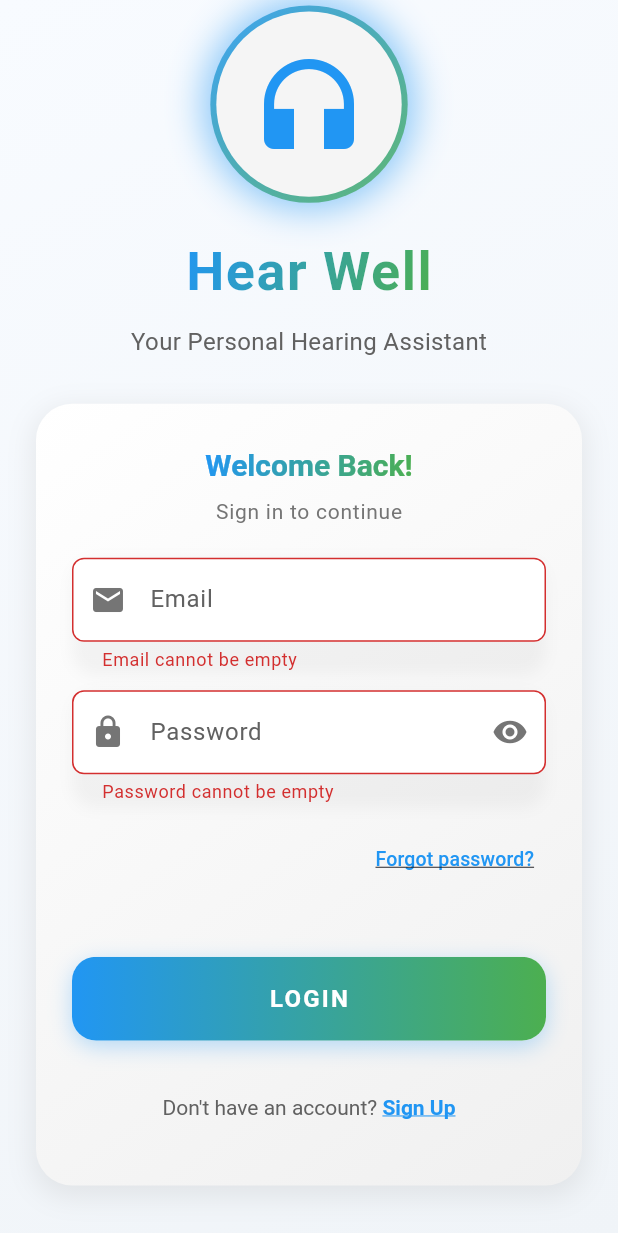
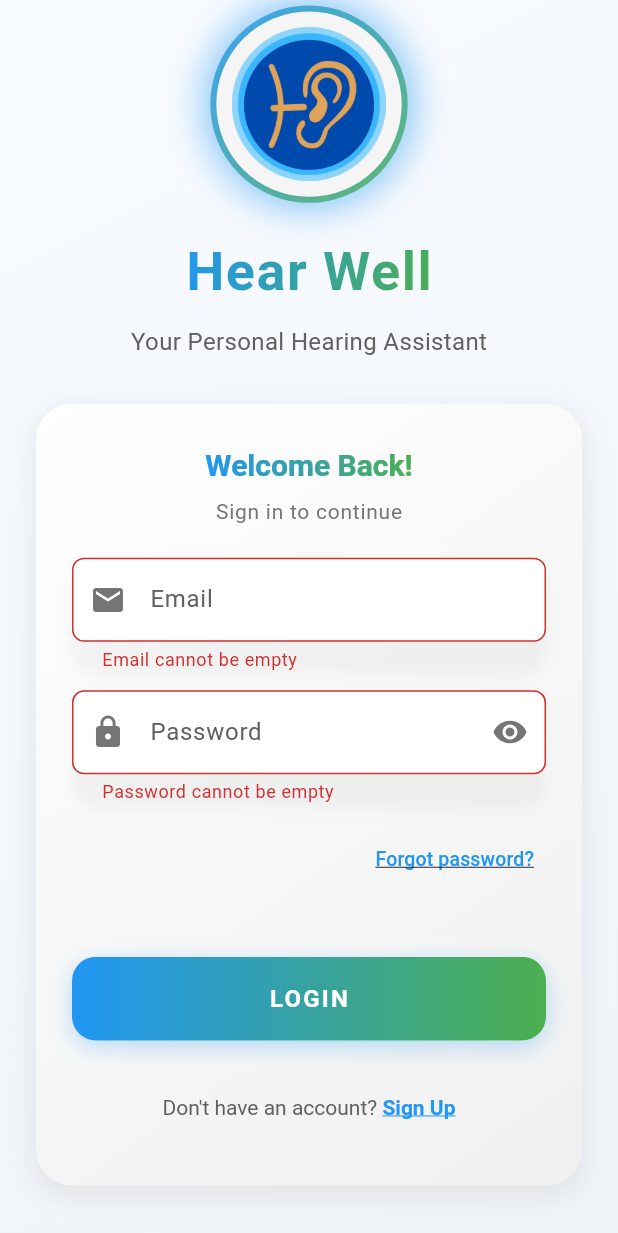
Before and after one commit to Mastermind-sap/hear-well, a Flutter app: the screen it shows after launch, after a tap on "LOGIN", on a phone screen of 412 x 824 dp. Shown: the top 1233 px of the screen. Run offline on Flutter 3.47's test engine with Material 3 defaults, Android fonts, the light colour scheme and no system bars; our stand-ins replace cached_network_image, cloud_firestore, firebase_auth, firebase_core, flutter_blue_plus, flutter_image_compress and 9 more; missing offline and left inert: bluetooth_classic, cloudinary_public, fftea, flutter_background_service, flutter_sound; accounts and stored records are empty; generated files the repository leaves out were written again; statements that could not run were skipped.

Commit message:
Added app logo

```diff
--- a/lib/features/auth/login/login.dart
+++ b/lib/features/auth/login/login.dart
@@ -104,10 +104,9 @@ class _LoginPageState extends State<LoginPage>
                                 ? theme.colorScheme.surface
                                 : theme.colorScheme.background,
                         radius: width * 0.15,
-                        child: Icon(
-                          Icons.headphones,
-                          size: 80,
-                          color: theme.colorScheme.primary,
+                        child: Image.asset(
+                          'assets/images/app_icon.png',
+                          width: width * 0.25,
                         ),
                       ),
                     ),
--- a/lib/features/splash/splash_screen.dart
+++ b/lib/features/splash/splash_screen.dart
@@ -29,9 +29,13 @@ class _SplashScreenState extends State<SplashScreen> {
 
   @override
   Widget build(BuildContext context) {
-    return const Scaffold(
+    double radius = MediaQuery.of(context).size.width * 0.25;
+    return Scaffold(
       body: Center(
-        child: CircleAvatar(radius: 50, child: FlutterLogo(size: 50)),
+        child: CircleAvatar(
+          radius: radius,
+          child: Image.asset('assets/images/app_icon.png'),
+        ),
       ),
     );
   }
--- a/lib/main.dart
+++ b/lib/main.dart
@@ -48,7 +48,10 @@ class _PermissionDeniedApp extends StatelessWidget {
 
   @override
   Widget build(BuildContext context) {
-    return MaterialApp(home: Scaffold(body: _DeniedScreen()));
+    return MaterialApp(
+      home: Scaffold(body: _DeniedScreen()),
+      debugShowCheckedModeBanner: false,
+    );
   }
 }
 
@@ -123,6 +126,8 @@ class MyAppState extends State<MyApp> {
       darkTheme: AppTheme.darkTheme,
       themeMode: _themeMode,
 
+      debugShowCheckedModeBanner: false,
+
       // Configure localization with the safety check
       locale: languageProvider.currentLocale,
       supportedLocales: supportedLocales,
--- a/pubspec.yaml
+++ b/pubspec.yaml
@@ -86,8 +86,10 @@ flutter:
 
   # To add assets to your application, add an assets section, like this:
   assets:
-    - assets/lottiefiles/scanning.json
+    - assets/lottiefiles/
     - assets/translations/
+    - assets/images/
+    - assets/icons/
     # - assets/yamnet.tflite
 
   # An image asset can refer to one or more resolution-specific "variants", see
```
Also changed, not shown: assets/images/app_icon.png (added), 51 other files.
